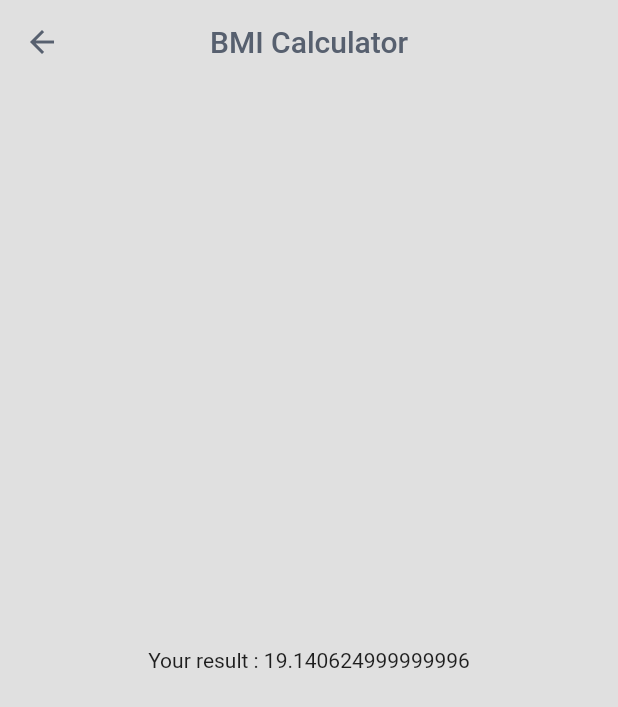
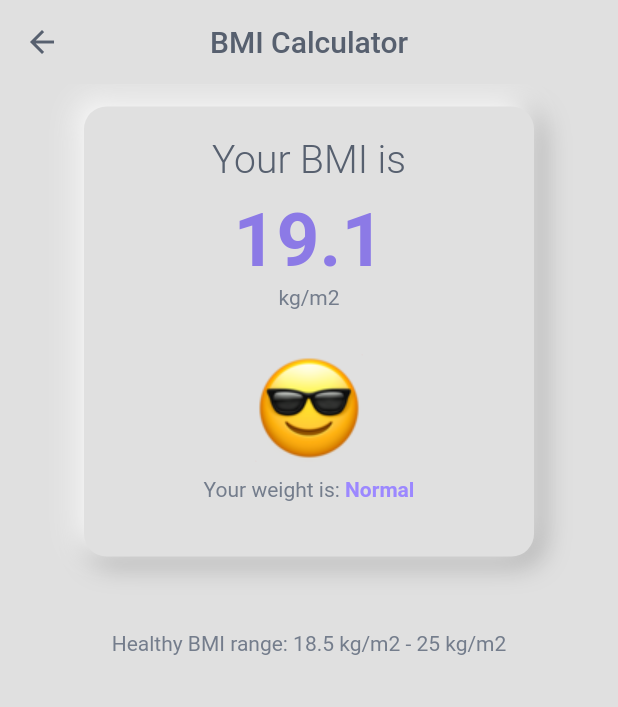
Before and after one commit to FatalError98/BMI-Calculator, a Flutter app: the screen it shows after launch, after a tap on the "remove" icon, after a tap on "Calculate", on a phone screen of 412 x 824 dp. Shown: the top 707 px of the screen. Run offline on Flutter 3.47's test engine with Material 2 defaults, Android fonts, the phone set to English and light mode, and no system bars; our stand-ins replace numberpicker.

Commit message:
final touches

```diff
--- a/lib/constants.dart
+++ b/lib/constants.dart
@@ -32,3 +32,13 @@ const inActiveFontColor = Color.fromRGBO(116, 125, 140, 1);
 //     ),
 //   ],
 // );
+
+const TextStyle weightStyle =
+    TextStyle(color: sColor, fontWeight: FontWeight.bold, fontSize: 14);
+
+const TextStyle weightMsg =
+    TextStyle(color: sFontColor, fontWeight: FontWeight.w400);
+
+const lowSpacer = SizedBox(height: 10.0);
+const mediamSpacer = SizedBox(height: 30.0);
+const highSpacer = SizedBox(height: 50.0);
--- a/lib/main.dart
+++ b/lib/main.dart
@@ -4,7 +4,7 @@ import './constants.dart';
 import './screens/main_screen.dart';
 
 void main() {
-  runApp(MyApp());
+  runApp(const MyApp());
 }
 
 class MyApp extends StatelessWidget {
@@ -22,7 +22,7 @@ class MyApp extends StatelessWidget {
           secondary: sColor,
         ),
       ),
-      home: MainScreen(),
+      home: const MainScreen(),
     );
   }
 }
--- a/lib/screens/bmi_result_screen.dart
+++ b/lib/screens/bmi_result_screen.dart
@@ -1,10 +1,159 @@
 import 'package:flutter/material.dart';
 
 import '../constants.dart';
+import '../widgets/neum_container.dart';
 
 class BmiResultScreen extends StatelessWidget {
   final double bmiResult;
   BmiResultScreen(this.bmiResult);
+
+  Widget bmiTable(double bmi) {
+    if (bmi < 16) {
+      return Column(
+        children: [
+          Image.asset('assets/images/exploding-head_1f92f.png'),
+          lowSpacer,
+          Row(
+            mainAxisAlignment: MainAxisAlignment.center,
+            children: const [
+              Text(
+                'Your weight is: ',
+                style: weightMsg,
+              ),
+              Text('Severe Thinness', style: weightStyle)
+            ],
+          ),
+        ],
+      );
+    } else if (bmi >= 16 && bmi <= 17) {
+      return Column(
+        children: [
+          Image.asset('assets/images/face-screaming-in-fear_1f631.png'),
+          lowSpacer,
+          Row(
+            mainAxisAlignment: MainAxisAlignment.center,
+            children: const [
+              Text(
+                'Your weight is: ',
+                style: weightMsg,
+              ),
+              Text('Moderate Thinness', style: weightStyle),
+            ],
+          ),
+        ],
+      );
+    } else if (bmi >= 17 && bmi <= 18.5) {
+      return Column(
+        children: [
+          Image.asset('assets/images/anxious-face-with-sweat_1f630.png'),
+          lowSpacer,
+          Row(
+            mainAxisAlignment: MainAxisAlignment.center,
+            children: const [
+              Text(
+                'Your weight is: ',
+                style: weightMsg,
+              ),
+              Text('Mild Thinness', style: weightStyle),
+            ],
+          ),
+        ],
+      );
+    } else if (bmi >= 18.5 && bmi <= 25) {
+      return Column(
+        children: [
+          Image.asset('assets/images/smiling-face-with-sunglasses_1f60e.png'),
+          lowSpacer,
+          Row(
+            mainAxisAlignment: MainAxisAlignment.center,
+            children: const [
+              Text(
+                'Your weight is: ',
+                style: weightMsg,
+              ),
+              Text('Normal', style: weightStyle),
+            ],
+          ),
+        ],
+      );
+    } else if (bmi >= 25 && bmi <= 30) {
+      return Column(
+        children: [
+          Image.asset('assets/images/downcast-face-with-sweat_1f613.png'),
+          lowSpacer,
+          Row(
+            mainAxisAlignment: MainAxisAlignment.center,
+            children: const [
+              Text(
+                'Your weight is: ',
+                style: weightMsg,
+              ),
+              Text('Overweight', style: weightStyle),
+            ],
+          ),
+        ],
+      );
+    } else if (bmi >= 30 && bmi <= 35) {
+      return Column(
+        children: [
+          Image.asset('assets/images/anxious-face-with-sweat_1f630.png'),
+          lowSpacer,
+          Row(
+            mainAxisAlignment: MainAxisAlignment.center,
+            children: const [
+              Text(
+                'Your weight is: ',
+                style: weightMsg,
+              ),
+              Text('Obese Class I', style: weightStyle),
+            ],
+          ),
+        ],
+      );
+    } else if (bmi >= 35 && bmi <= 40) {
+      return Column(
+        children: [
+          Image.asset('assets/images/face-screaming-in-fear_1f631.png'),
+          lowSpacer,
+          Row(
+            mainAxisAlignment: MainAxisAlignment.center,
+            children: const [
+              Text(
+                'Your weight is: ',
+                style: weightMsg,
+              ),
+              Text('Obese Class II	', style: weightStyle),
+            ],
+          ),
+        ],
+      );
+    } else if (bmi > 40) {
+      return Column(
+        children: [
+          Image.asset('assets/images/exploding-head_1f92f.png'),
+          lowSpacer,
+          Row(
+            mainAxisAlignment: MainAxisAlignment.center,
+            children: const [
+              Text(
+                'Your weight is: ',
+                style: weightMsg,
+              ),
+              Text('Obese Class III	', style: weightStyle),
+            ],
+          ),
+        ],
+      );
+    } else {
+      return Column(
+        children: [
+          Image.asset('assets/images/skull-and-crossbones_2620-fe0f.png'),
+          lowSpacer,
+          const Text('Are you even alive', style: weightStyle),
+        ],
+      );
+    }
+  }
 
   @override
   Widget build(BuildContext context) {
@@ -22,8 +171,52 @@ class BmiResultScreen extends StatelessWidget {
           ),
         ),
       ),
-      body: Center(
-        child: Text('Your result : $bmiResult'),
+      body: Container(
+        margin: const EdgeInsets.all(15),
+        child: Column(
+          children: [
+            Center(
+              child: NeumContainer(
+                height: 300,
+                width: 300,
+                color: bgColor,
+                child: Column(
+                  children: [
+                    lowSpacer,
+                    const Text(
+                      'Your BMI is',
+                      style: TextStyle(
+                          color: pFontColor,
+                          fontSize: 26.0,
+                          fontWeight: FontWeight.w300),
+                    ),
+                    lowSpacer,
+                    Text(
+                      bmiResult.toStringAsFixed(1),
+                      style: const TextStyle(
+                          color: pColor,
+                          fontSize: 50,
+                          fontWeight: FontWeight.bold),
+                    ),
+                    const Text(
+                      'kg/m2',
+                      style: TextStyle(
+                        color: sFontColor,
+                      ),
+                    ),
+                    mediamSpacer,
+                    bmiTable(bmiResult),
+                  ],
+                ),
+              ),
+            ),
+            highSpacer,
+            const Text(
+              'Healthy BMI range: 18.5 kg/m2 - 25 kg/m2',
+              style: weightMsg,
+            )
+          ],
+        ),
       ),
     );
   }
--- a/lib/screens/main_screen.dart
+++ b/lib/screens/main_screen.dart
@@ -185,7 +185,7 @@ class _MainScreenState extends State<MainScreen> {
                       Row(
                         mainAxisAlignment: MainAxisAlignment.spaceEvenly,
                         children: [
-                          Container(
+                          SizedBox(
                             height: 35,
                             width: 35,
                             child: FloatingActionButton(
@@ -196,14 +196,15 @@ class _MainScreenState extends State<MainScreen> {
                               child: const Icon(Icons.add),
                             ),
                           ),
-                          Container(
+                          SizedBox(
                             height: 35,
                             width: 35,
                             child: FloatingActionButton(
                               heroTag: 'btn2',
                               onPressed: () => setState(() {
-                                if (globals.weightValue > 0)
+                                if (globals.weightValue > 0) {
                                   globals.weightValue--;
+                                }
                               }),
                               child: const Icon(Icons.remove),
                             ),
@@ -240,7 +241,7 @@ class _MainScreenState extends State<MainScreen> {
                       Row(
                         mainAxisAlignment: MainAxisAlignment.spaceEvenly,
                         children: [
-                          Container(
+                          SizedBox(
                             height: 35,
                             width: 35,
                             child: FloatingActionButton(
@@ -251,7 +252,7 @@ class _MainScreenState extends State<MainScreen> {
                               child: const Icon(Icons.add),
                             ),
                           ),
-                          Container(
+                          SizedBox(
                             height: 35,
                             width: 35,
                             child: FloatingActionButton(
@@ -273,18 +274,19 @@ class _MainScreenState extends State<MainScreen> {
               globals.bmi =
                   // !globals.switchValues
                   //     ?
-                  globals.weightValue / pow(globals.heightValue / 100, 2.0);
+                  globals.weightValue /
+                      pow(globals.heightValue.round() / 100, 2.0);
               // : 703 *
               //     (globals.weightValue /
               //         pow(globals.heightValue * 12, 2.0));
               // print(bmi.toStringAsFixed(1));
               selectCategory(context);
             },
-            child: NeumContainer(
+            child: const NeumContainer(
               color: pColor,
               height: 50,
               width: 160,
-              child: const Center(
+              child: Center(
                 child: Text(
                   'Calculate',
                   style: TextStyle(color: bgColor, fontSize: 17.0),
--- a/lib/widgets/gender_container.dart
+++ b/lib/widgets/gender_container.dart
@@ -1,16 +1,15 @@
 import 'package:flutter/material.dart';
-
-import '../constants.dart';
 
 class GenderContainer extends StatelessWidget {
   final String title;
   final String imgPath;
   final Color fontColor;
   const GenderContainer({
+    Key? key,
     required this.title,
     required this.imgPath,
     required this.fontColor,
-  });
+  }) : super(key: key);
 
   @override
   Widget build(BuildContext context) {
--- a/lib/widgets/neum_container.dart
+++ b/lib/widgets/neum_container.dart
@@ -8,7 +8,7 @@ class NeumContainer extends StatelessWidget {
   final double width;
   final Widget child;
 
-  NeumContainer(
+  const NeumContainer(
       {required this.child,
       required this.height,
       required this.width,
```
Also changed, not shown: assets/images/anxious-face-with-sweat_1f630.png (added), assets/images/downcast-face-with-sweat_1f613.png (added), assets/images/exploding-head_1f92f.png (added), assets/images/face-screaming-in-fear_1f631.png (added), assets/images/skull-and-crossbones_2620-fe0f.png (added), assets/images/smiling-face-with-sunglasses_1f60e.png (added), lib/widgets/unit_switch.dart (renamed from lib/widgets/unit-switch.dart).
